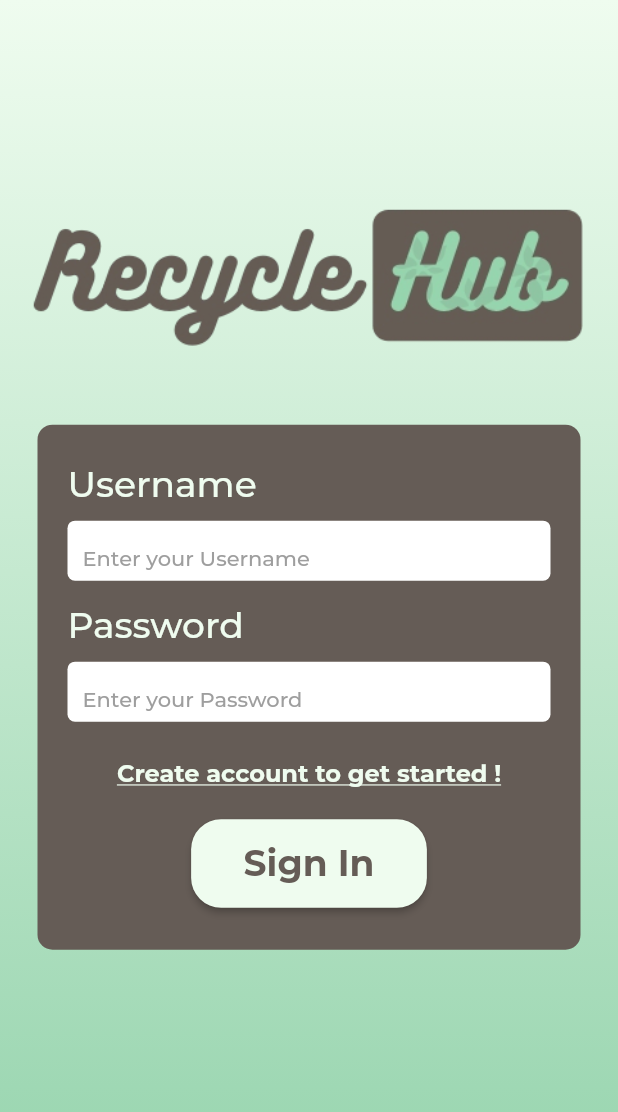
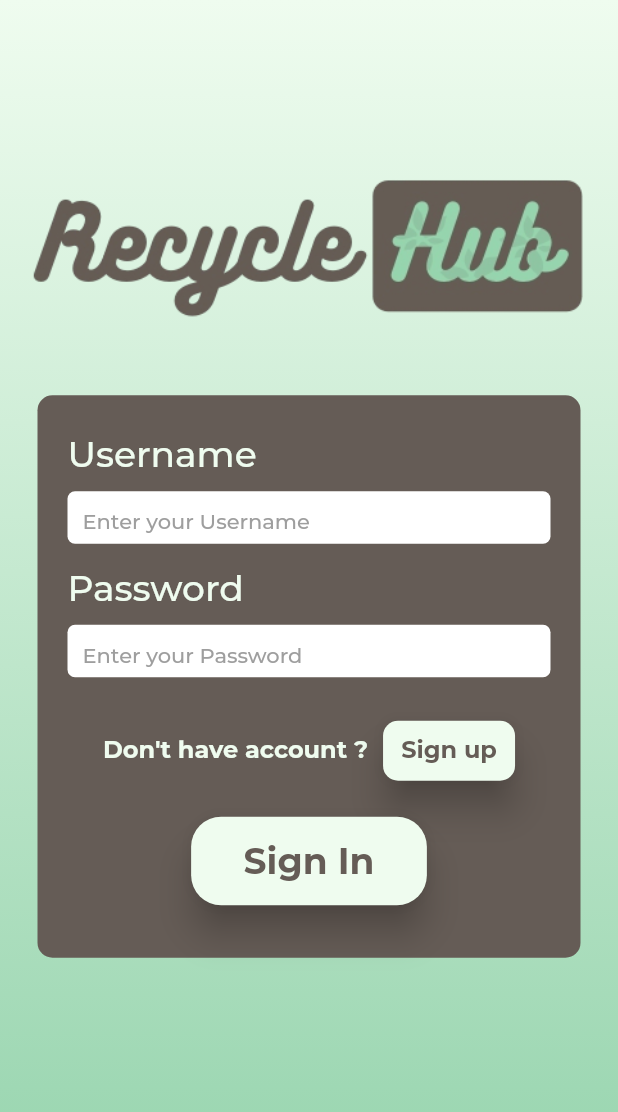
Before and after one commit to boy-warakorn/recycle-hub, a Flutter app: the screen it shows after launch, on a phone screen of 412 x 824 dp. Shown: the top 1112 px of the screen. Run offline on Flutter 3.47's test engine with Material 2 defaults, Android fonts, the phone set to English and light mode, and no system bars; project files that could hold a hidden picture were left out.

Commit message:
[FIX] UI confuse

```diff
--- a/lib/main.dart
+++ b/lib/main.dart
@@ -19,8 +19,9 @@ class _MyAppState extends State<MyApp> {
       debugShowCheckedModeBanner: false,
       title: 'Flutter Demo',
       theme: ThemeData(
+        primaryColor: Color(0xFF655C56),
+        accentColor: Color(0xFF94D3AC),
         fontFamily: 'Montserrat',
-        primarySwatch: Colors.blue,
       ),
       home: AuthScreen(),
       routes: {
--- a/lib/screens/auth_screen.dart
+++ b/lib/screens/auth_screen.dart
@@ -17,14 +17,16 @@ class AuthScreen extends StatelessWidget {
             end: Alignment.bottomCenter,
             colors: [
               Color(0xFFEFFCEF),
-              Color(0xFF94D3AC),
-            ])),
+              Theme.of(context).accentColor,
+            ],
+          ),
+        ),
         child: Container(
           child: ListView(
             children: <Widget>[
               Container(
                 margin: EdgeInsets.only(
-                    top: deviceHeight / 6, bottom: 50, left: 20, right: 20),
+                    top: deviceHeight / 7, bottom: 50, left: 20, right: 20),
                 child: Image(
                   image: AssetImage('assets/images/logo.png'),
                 ),
@@ -33,9 +35,9 @@ class AuthScreen extends StatelessWidget {
                 child: Container(
                   width: double.infinity,
                   margin: EdgeInsets.symmetric(horizontal: 25),
-                height: 350,
+                  height: 375,
                   decoration: BoxDecoration(
-                  color: Color(0xFF655C56),
+                    color: Theme.of(context).primaryColor,
                     borderRadius: BorderRadius.all(
                       Radius.circular(10),
                     ),
@@ -63,16 +65,42 @@ class AuthScreen extends StatelessWidget {
                             Navigator.of(context)
                                 .pushNamed(RegisterScreen.routeName);
                           },
-                        child: Center(
-                          child: Text(
-                            'Create account to get started !',
+                          child: Row(
+                            mainAxisAlignment: MainAxisAlignment.center,
+                            children: <Widget>[
+                              Text(
+                                'Don\'t have account ?',
                                 style: TextStyle(
-                              decoration: TextDecoration.underline,
                                   color: Color(0xffEFFCEF),
                                   fontSize: 16,
                                   fontWeight: FontWeight.bold,
                                 ),
                               ),
+                              SizedBox(
+                                width: 10,
+                              ),
+                              RaisedButton(
+                                elevation: 10,
+                                onPressed: () {
+                                  Navigator.of(context)
+                                      .pushNamed(RegisterScreen.routeName);
+                                },
+                                color: Color(0xFFEFFCEF),
+                                shape: RoundedRectangleBorder(
+                                  borderRadius: BorderRadius.circular(10),
+                                ),
+                                padding: EdgeInsets.symmetric(
+                                    vertical: 10, horizontal: 10),
+                                child: Text(
+                                  "Sign up",
+                                  style: TextStyle(
+                                    fontSize: 16,
+                                    fontWeight: FontWeight.bold,
+                                    color: Theme.of(context).primaryColor,
+                                  ),
+                                ),
+                              ),
+                            ],
                           ),
                         ),
                         SizedBox(
@@ -82,14 +110,15 @@ class AuthScreen extends StatelessWidget {
                           child: Button(
                             text: 'Sign In',
                             buttonColor: Color(0xFFEFFCEF),
-                          textColor: Color(0xFF655C56),
+                            textColor: Theme.of(context).primaryColor,
                             onClick: () {},
                           ),
-                      )
+                        ),
                       ],
                     ),
                   ),
-              )),
+                ),
+              ),
             ],
           ),
         ),
--- a/lib/screens/register_screen.dart
+++ b/lib/screens/register_screen.dart
@@ -8,24 +8,27 @@ class RegisterScreen extends StatelessWidget {
   @override
   Widget build(BuildContext context) {
     return Scaffold(
-        backgroundColor: Color(0xFF94D3AC),
+        backgroundColor: Theme.of(context).accentColor,
         appBar: AppBar(
           titleSpacing: 0,
           automaticallyImplyLeading: false,
           elevation: 0,
-          backgroundColor: Color(0xFF94D3AC),
+          backgroundColor: Theme.of(context).accentColor,
           title: Row(
             mainAxisAlignment: MainAxisAlignment.start,
             crossAxisAlignment: CrossAxisAlignment.center,
             children: <Widget>[
               IconButton(
                 onPressed: () => Navigator.pop(context),
-                icon: Icon(Icons.arrow_back_ios, color: Color(0xFF655C56)),
+                icon: Icon(
+                  Icons.arrow_back_ios,
+                  color: Theme.of(context).primaryColor,
+                ),
               ),
               Text(
                 'Create Account',
                 style: TextStyle(
-                  color: Color(0xFF655C56),
+                  color: Theme.of(context).primaryColor,
                   fontSize: 24,
                   fontWeight: FontWeight.bold,
                 ),
@@ -74,7 +77,7 @@ class RegisterScreen extends StatelessWidget {
                       child: Button(
                         text: 'Sign up',
                         buttonColor: Color(0xFFEFFCEF),
-                        textColor: Color(0xFF655C56),
+                        textColor: Theme.of(context).primaryColor,
                         onClick: () {},
                       ),
                     ),
--- a/lib/widgets/button.dart
+++ b/lib/widgets/button.dart
@@ -9,6 +9,7 @@ class Button extends StatelessWidget {
   @override
   Widget build(BuildContext context) {
     return RaisedButton(
+      elevation: 10,
       onPressed: () {},
       color: buttonColor,
       shape: RoundedRectangleBorder(
--- a/lib/widgets/labelTextField.dart
+++ b/lib/widgets/labelTextField.dart
@@ -25,7 +25,7 @@ class LabelTextField extends StatelessWidget {
             borderRadius: BorderRadius.all(Radius.circular(5)),
           ),
           child: Container(
-            height: 40,
+            height: 35,
             margin: EdgeInsets.only(
               left: 10,
             ),
```
Lines whose indentation alone changed are shown as unchanged.
